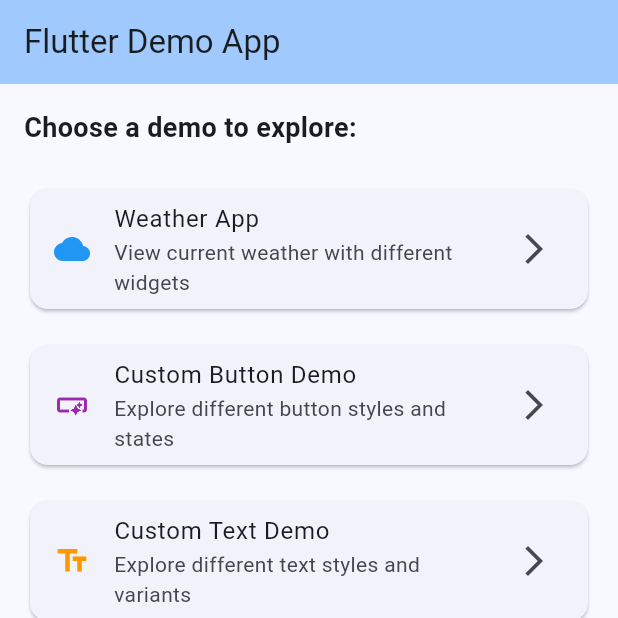
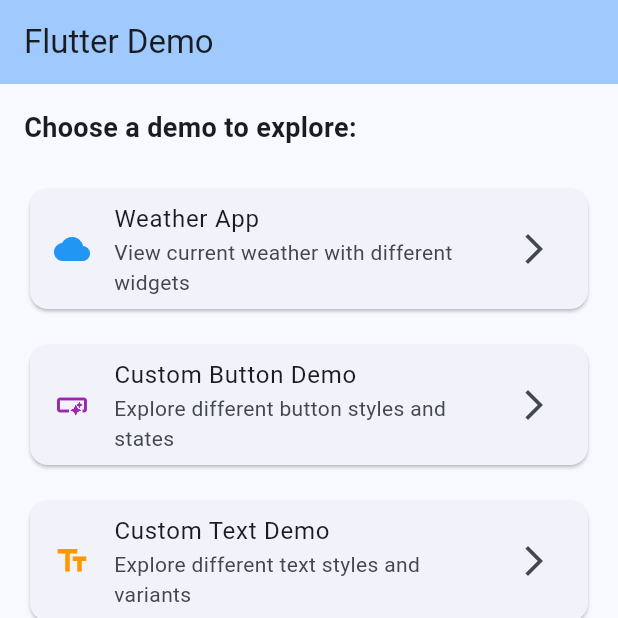
Before and after one commit to Koichi5/sample-flutter2025, a Flutter app: the screen it shows after launch, on a phone screen of 412 x 824 dp, the top half of it. Run offline on Flutter 3.47's test engine with Material 3 defaults, Android fonts, the phone set to English and light mode, and no system bars; our stand-ins replace flutter_riverpod, freezed_annotation, hooks_riverpod, riverpod_annotation; generated files the repository leaves out were written again.

Commit message:
fix: HomeScreenのタイトル修正

```diff
--- a/lib/pages/home_page.dart
+++ b/lib/pages/home_page.dart
@@ -11,7 +11,7 @@
   Widget build(BuildContext context) {
     return Scaffold(
       appBar: AppBar(
-        title: const Text('Flutter Demo App'),
+        title: const Text('Flutter Demo'),
         backgroundColor: Theme.of(context).colorScheme.inversePrimary,
       ),
       body: SingleChildScrollView(
```
Also changed, not shown: 3 other files.
